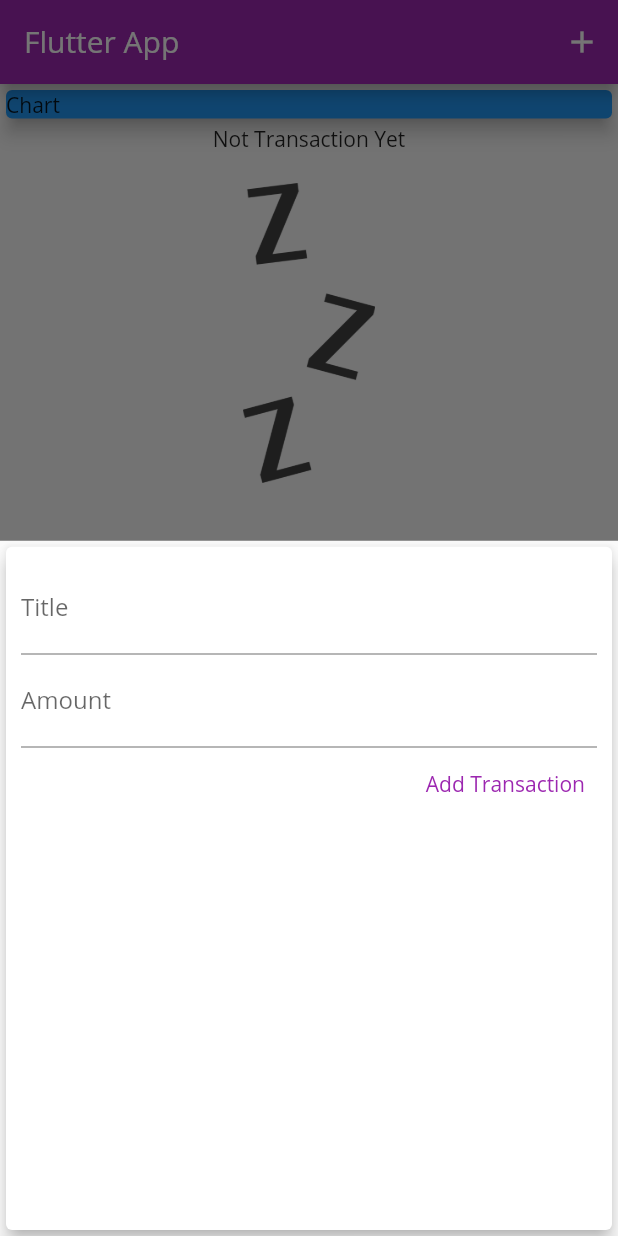
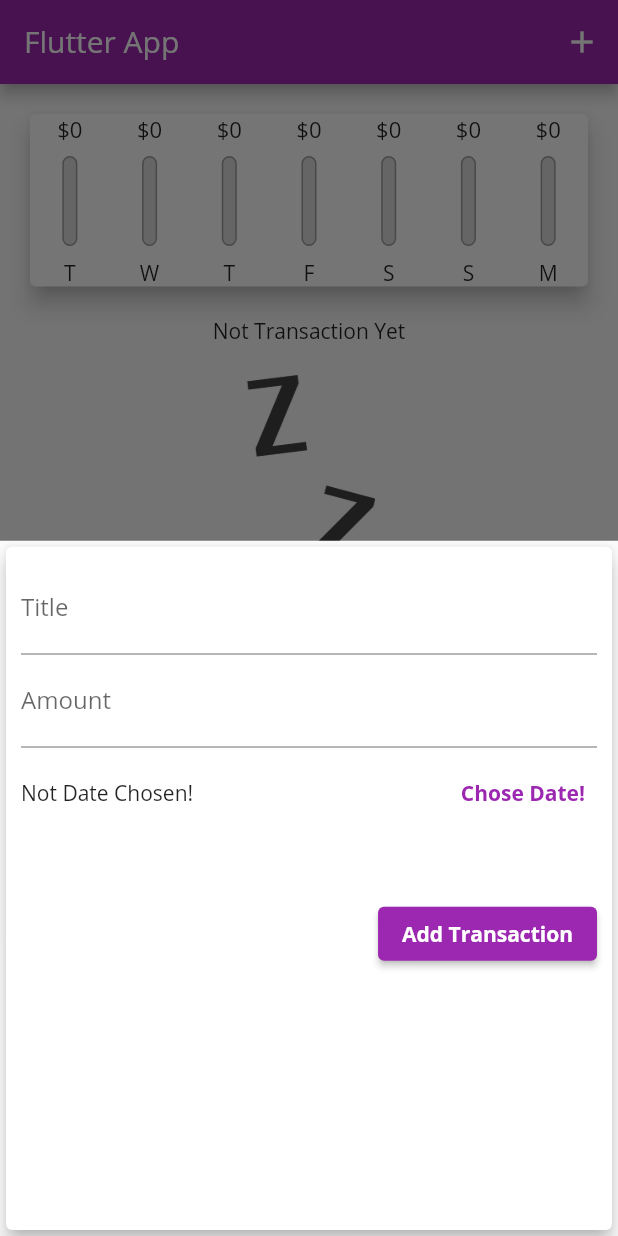
Before and after one commit to zawarfarruk/expense, a Flutter app: the screen it shows after launch, after a tap on the "add" icon, on a phone screen of 412 x 824 dp. Run offline on Flutter 3.47's test engine with Material 2 defaults, Android fonts, the phone set to English and light mode, and no system bars.

Commit message:
we done it

```diff
--- a/lib/main.dart
+++ b/lib/main.dart
@@ -1,6 +1,7 @@
 // ignore_for_file: avoid_print, duplicate_ignore, deprecated_member_use
 
 import 'package:flutter/material.dart';
+import 'package:flutter_application_2/wideget_list/chart.dart';
 import 'package:flutter_application_2/wideget_list/new_transaction.dart';
 import './wideget_list/transaction_list.dart';
 import './models/transaction.dart';
@@ -25,7 +26,8 @@ class MyApp extends StatefulWidget {
 }
 
 class _MyAppState extends State<MyApp> {
-  final List<Transaction> _userTx = [
+  // ignore: unused_field
+  final List<Transaction> _userTxs = [
     // Transaction(
     //   id: "t1",
     //   title: "Buy Show",
@@ -39,15 +41,25 @@ class _MyAppState extends State<MyApp> {
     //   date: DateTime.now(),
     // )
   ];
-  void _addNewTransaction(String txTitle, double txAmount) {
+  // ignore: unused_element;, unused_element
+  List<Transaction> get _userTx{
+    return _userTxs.where((tx){
+      return tx.date!.isAfter(
+        DateTime.now().subtract(
+          const Duration(days: 7),
+        ),
+      );
+    }).toList();
+  }
+  void _addNewTransaction(String txTitle, double txAmount,DateTime chosenDate) {
     final newTx = Transaction(
-        id: DateTime.now().toString(),
+         id: DateTime.now().toString(),
         title: txTitle,
         amount: txAmount,
-        date: DateTime.now());
+        date: chosenDate);
 
     setState(() {
-      _userTx.add(newTx);
+      _userTxs.add(newTx);
     });
   }
 
@@ -64,7 +76,14 @@ class _MyAppState extends State<MyApp> {
            );
         });
   }
+void deleteTransaction(String id){
+  setState(() {
+    _userTxs.removeWhere((Tx){
+return Tx.id==id;
+    });
+  });
 
+}
   @override
   Widget build(BuildContext context) {
     return SafeArea(
@@ -81,16 +100,17 @@ class _MyAppState extends State<MyApp> {
             crossAxisAlignment: CrossAxisAlignment.stretch,
             // ignore: prefer_const_literals_to_create_immutables
             children: [
-              const SizedBox(
-                // color: Colors.green,
-                width: double.infinity,
-                child: Card(
-                  child: Text("Chart"),
-                  color: Colors.blue,
-                  elevation: 5,
-                ),
-              ),
-              TransactionList(_userTx),
+              // const SizedBox(
+              //   // color: Colors.green,
+              //   width: double.infinity,
+              //   child: Card(
+              //     child: Text("Chart"),
+              //     color: Colors.blue,
+              //     elevation: 5,
+              //   ),
+              // ),
+              Chart(_userTxs),
+              TransactionList(_userTxs,deleteTransaction),
               // const Card(
               //   color: Colors.red,
               //   child: Text("Expense"),
--- /dev/null
+++ b/lib/wideget_list/chart.dart
@@ -0,0 +1,66 @@
+// ignore_for_file: use_key_in_widget_constructors, avoid_print
+
+import 'package:flutter/material.dart';
+import 'package:flutter_application_2/wideget_list/chart_bar.dart';
+import 'package:intl/intl.dart';
+import 'package:flutter_application_2/models/transaction.dart';
+
+
+class Chart extends StatelessWidget {
+  //const Chart({ Key? key }) : super(key: key);
+  final List<Transaction> recentTransactions;
+  const Chart(this.recentTransactions);
+  List<Map<String, Object>> get groupTransactionValues {
+    return List.generate(7, (index) {
+      final weekDay = DateTime.now().subtract(
+        Duration(days: index),
+      );
+      double totalSum = 0.0;
+      for (var i = 0; i < recentTransactions.length; i++) {
+        if (recentTransactions[i].date?.day == weekDay.day &&
+            recentTransactions[i].date?.month == weekDay.month &&
+            recentTransactions[i].date?.year == weekDay.year) {
+          totalSum += recentTransactions[i].amount!;
+        }
+      }
+       print(DateFormat.E().format(weekDay));
+      print(totalSum);
+
+      return {
+        "day": DateFormat.E().format(weekDay).substring(0,1),
+      "amount": totalSum
+      };
+
+    }).reversed.toList();
+
+  }
+  double get spendingMax{
+    return groupTransactionValues.fold(0.0, (sum,item){
+      return sum + (item['amount'] as double);
+
+    });
+  }
+
+  @override
+  Widget build(BuildContext context) {
+    print(groupTransactionValues);
+    return  Card(
+      elevation: 6,
+      margin: const EdgeInsets.all(20),
+      child: Row(
+        mainAxisAlignment: MainAxisAlignment.spaceAround,
+        children: groupTransactionValues.map((data){
+          return Flexible(
+            fit: FlexFit.tight,
+            flex: 1,
+            child: ChartBar(
+              (data["day"].toString()),
+            (data["amount"] as double),
+            spendingMax == 0.0 ? 0.0:
+            (data["amount"] as double) / spendingMax),
+          );
+        }).toList(),
+      ),
+    );
+  }
+  }
--- /dev/null
+++ b/lib/wideget_list/chart_bar.dart
@@ -0,0 +1,49 @@
+
+// ignore_for_file: prefer_const_constructors, sized_box_for_whitespace
+
+import 'package:flutter/material.dart';
+
+// ignore: must_be_immutable
+class ChartBar extends StatelessWidget {
+  // const ChartBar({ Key? key }) : super(key: key);
+String label;
+final double spendingAmount;
+final double spendingPctOfTotal;
+ChartBar(this.label,this.spendingAmount,this.spendingPctOfTotal, {Key? key}) : super(key: key);
+
+
+  @override
+  Widget build(BuildContext context) {
+    return Column(
+      children: [
+        Container(
+          height: 20,
+          child: FittedBox(child: Text("\$${spendingAmount.toStringAsFixed(0)}"))),
+        SizedBox(height: 8,),
+        Container(
+          height: 60,
+          width: 10,
+          child: Stack(children: [
+            Container(
+              decoration: BoxDecoration(
+                border:Border.all(color: Colors.grey,width: 1) ,
+                color: Color.fromRGBO(220, 220, 220, 1),
+                borderRadius: BorderRadius.circular(8),
+                ),
+            ),
+            FractionallySizedBox(heightFactor: spendingPctOfTotal,child: Container(
+              decoration: BoxDecoration(color: Theme.of(context).primaryColor,
+              borderRadius: BorderRadius.circular(8),
+              ),
+
+            ),)
+          ],),
+        ),
+        SizedBox(
+          height: 8),
+          Text(label),
+      ],
+
+    );
+  }
+}
--- a/lib/wideget_list/new_transaction.dart
+++ b/lib/wideget_list/new_transaction.dart
@@ -1,6 +1,7 @@
-// ignore_for_file: prefer_const_constructors_in_immutables
+// ignore_for_file: prefer_const_constructors_in_immutables, prefer_const_constructors, sized_box_for_whitespace
 
 import 'package:flutter/material.dart';
+import 'package:intl/intl.dart';
 
 class NewTransaction extends StatefulWidget {
   NewTransaction(this.tx, {Key? key}) : super(key: key);
@@ -12,21 +13,40 @@ class NewTransaction extends StatefulWidget {
 
 class _NewTransactionState extends State<NewTransaction> {
   final titleCountroller = TextEditingController();
-
   final amountCountroller = TextEditingController();
-
+  DateTime? _selectedDate;
   void submitData() {
+     if(amountCountroller.text.isEmpty){
+       return ;
+     }
     final inputTitle = titleCountroller.text;
     final inputAmount = double.parse(amountCountroller.text);
-    if (inputTitle.isEmpty || inputAmount <= 0) {
+    if (inputTitle.isEmpty || inputAmount <= 0 || _selectedDate == null) {
       return;
     }
 
     widget.tx(
       inputTitle,
       inputAmount,
+      _selectedDate,
     );
     Navigator.of(context).pop();
+  }
+
+  void _presentDatePicker() {
+    showDatePicker(
+      context: context,
+      initialDate: DateTime.now(),
+      firstDate: DateTime(2019),
+      lastDate: DateTime.now(),
+    ).then((pickedDate) {
+      if (pickedDate == null) {
+        return;
+      }
+      setState(() {
+        _selectedDate = pickedDate;
+      });
+    });
   }
 
   @override
@@ -43,16 +63,35 @@ class _NewTransactionState extends State<NewTransaction> {
               // onChanged: (val)=>titleInput,
 
               controller: titleCountroller,
-               onSubmitted: (_) => submitData(),
+              onSubmitted: (_) => submitData(),
             ),
             TextField(
               decoration: const InputDecoration(labelText: "Amount"),
               //onChanged: (val)=>amountInput
               controller: amountCountroller,
               //  keyboardType: TextInputType.number,
-               onSubmitted: (_) => submitData(),
+              onSubmitted: (_) => submitData(),
             ),
-            TextButton(
+            Container(
+              height: 60,
+              child: Row(
+                  mainAxisAlignment: MainAxisAlignment.spaceBetween,
+                  children: [
+                    Text(_selectedDate == null
+                        ? "Not Date Chosen!"
+                        : "Picked Date: ${DateFormat.yMEd().format(_selectedDate!)}"),
+                    TextButton(
+                        onPressed: _presentDatePicker,
+                        child: Text(
+                          "Chose Date!",
+                          style: TextStyle(fontWeight: FontWeight.bold),
+                        ))
+                  ]),
+            ),
+            SizedBox(
+              height: 40,
+            ),
+            ElevatedButton(
                 // ignore: duplicate_ignore
                 onPressed: submitData,
                 // {
@@ -60,11 +99,9 @@ class _NewTransactionState extends State<NewTransaction> {
                 //       double.parse(amountCountroller.text));
                 //   // ignore: avoid_print
                 // },
-                child:Text(
+                child: Text(
                   "Add Transaction",
-                  style: TextStyle(
-                    color:Theme.of(context).primaryColor,
-                  ),
+                  style: TextStyle(fontWeight: FontWeight.bold),
                 ))
           ],
         ),
```
Also changed, not shown: lib/wideget_list/transaction_list.dart (+62 -36 lines).
